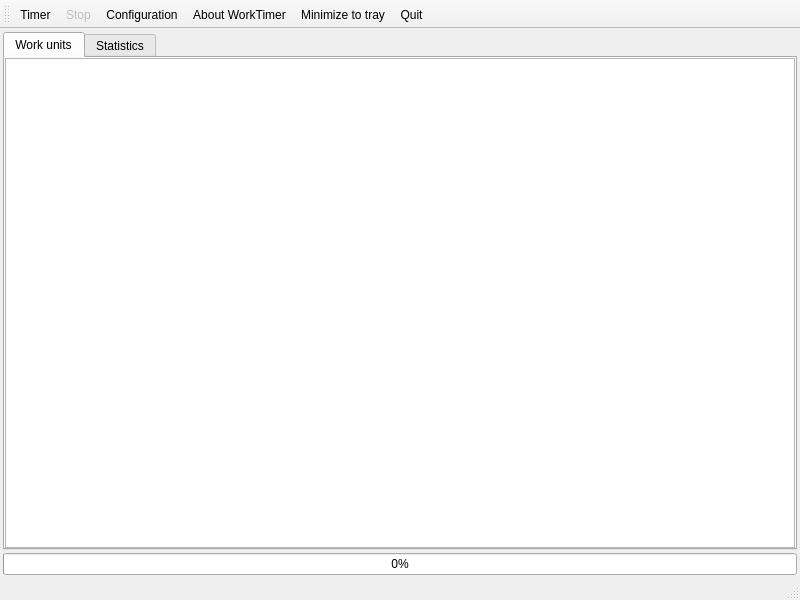
The window that MainWindow.ui (FelixdelasPozas/WorkTimer) describes before a commit, drawn with Qt 5.
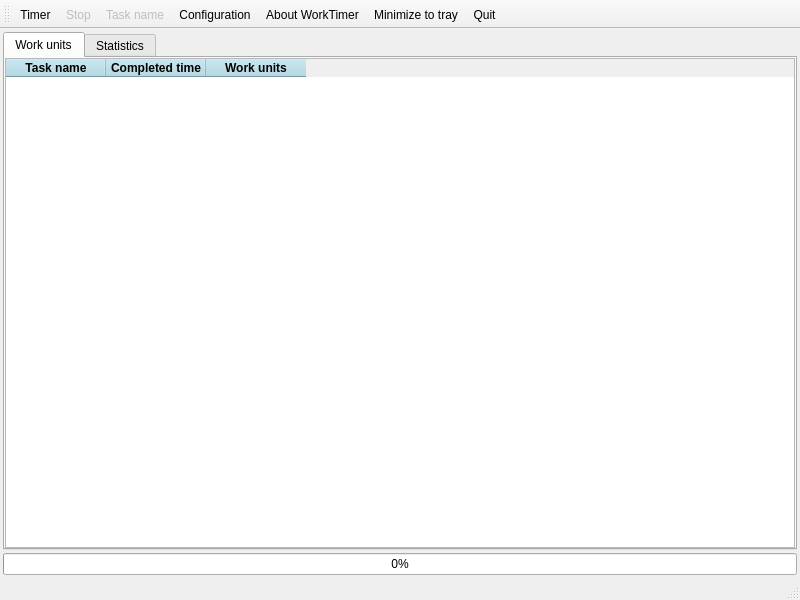
The same window after the commit. Icons and pictures are not drawn. Custom widgets are drawn as their Qt base class.

Commit message: Work on MainWindow functionality. Added task table and input field.

Patch:
```diff
--- a/MainWindow.ui
+++ b/MainWindow.ui
@@ -64,7 +64,43 @@
          <number>0</number>
         </property>
         <item>
-         <widget class="QListWidget" name="listWidget"/>
+         <widget class="QTableWidget" name="m_table">
+          <property name="styleSheet">
+           <string notr="true">QHeaderView::section
+{
+background-color:lightblue;
+color: black;
+font-weight:bold
+}</string>
+          </property>
+          <property name="editTriggers">
+           <set>QAbstractItemView::EditTrigger::NoEditTriggers</set>
+          </property>
+          <property name="showDropIndicator" stdset="0">
+           <bool>false</bool>
+          </property>
+          <property name="alternatingRowColors">
+           <bool>true</bool>
+          </property>
+          <property name="columnCount">
+           <number>3</number>
+          </property>
+          <column>
+           <property name="text">
+            <string>Task name</string>
+           </property>
+          </column>
+          <column>
+           <property name="text">
+            <string>Completed time</string>
+           </property>
+          </column>
+          <column>
+           <property name="text">
+            <string>Work units</string>
+           </property>
+          </column>
+         </widget>
         </item>
        </layout>
       </widget>
@@ -114,6 +150,7 @@
    </attribute>
    <addaction name="actionTimer"/>
    <addaction name="actionStop"/>
+   <addaction name="actionTask"/>
    <addaction name="actionConfiguration"/>
    <addaction name="actionAbout_WorkTimer"/>
    <addaction name="actionMinimize"/>
@@ -203,6 +240,24 @@
     <enum>QAction::MenuRole::NoRole</enum>
    </property>
   </action>
+  <action name="actionTask">
+   <property name="enabled">
+    <bool>false</bool>
+   </property>
+   <property name="icon">
+    <iconset resource="rsc/resources.qrc">
+     <normaloff>:/WorkTimer/pencil.svg</normaloff>:/WorkTimer/pencil.svg</iconset>
+   </property>
+   <property name="text">
+    <string>Task name</string>
+   </property>
+   <property name="toolTip">
+    <string>Change task name...</string>
+   </property>
+   <property name="menuRole">
+    <enum>QAction::MenuRole::NoRole</enum>
+   </property>
+  </action>
  </widget>
  <customwidgets>
   <customwidget>
```
The commit also changes 3 other files.
